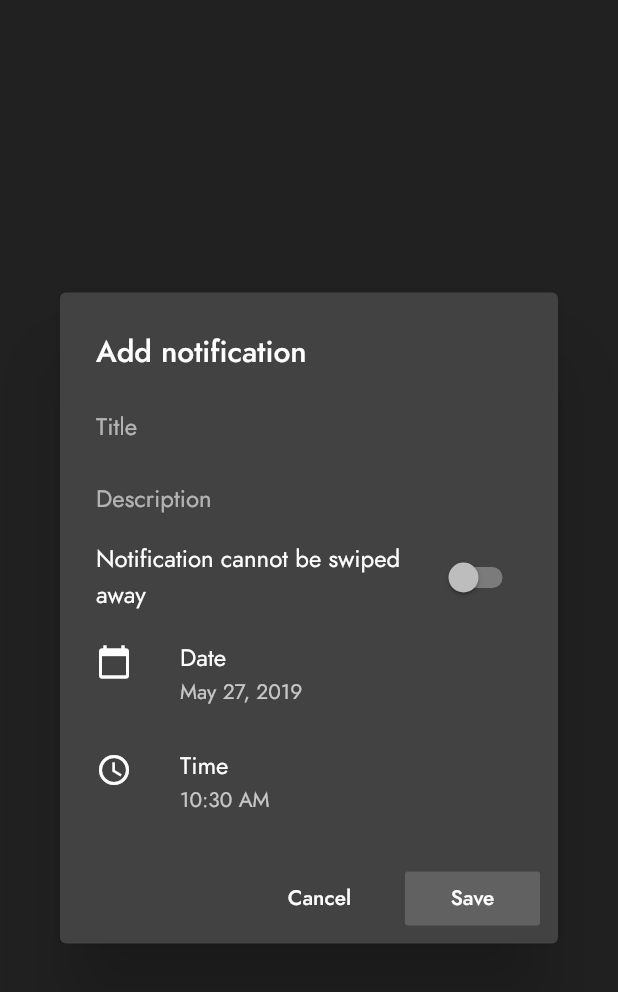
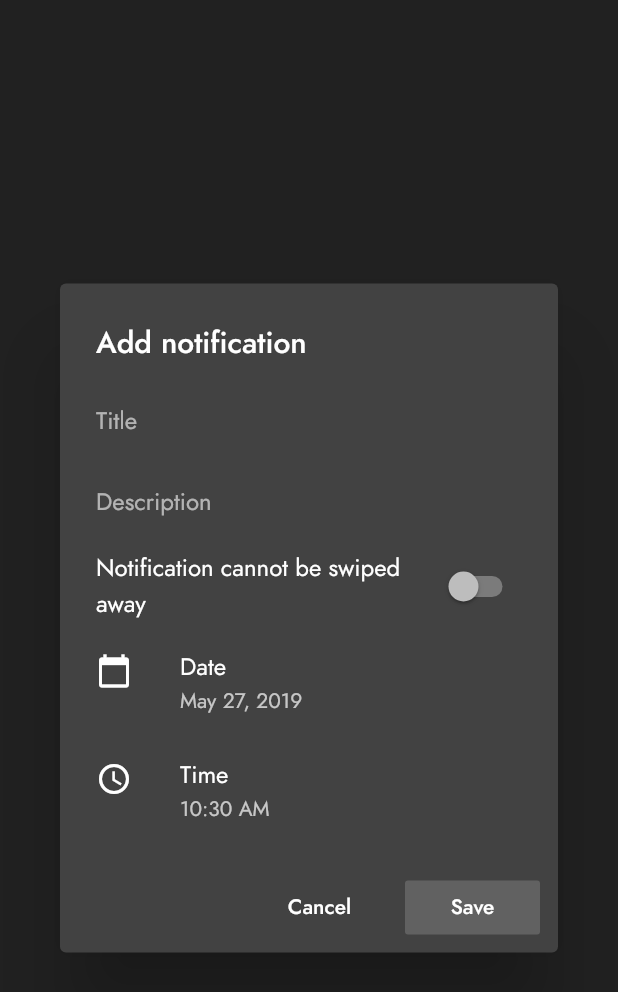
Before and after one commit to probablykasper/notifier, a Flutter app: the NotificationDialog widget shown alone on an empty page, opened directly, on a phone screen of 412 x 824 dp. Shown: the top 992 px of the screen. Run offline on Flutter 3.47's test engine with Material 2 defaults, Android fonts, the phone set to English and light mode, and no system bars; our stand-ins replace shared_preferences; accounts and stored records are empty.

```diff
--- a/lib/pages/list.dart
+++ b/lib/pages/list.dart
@@ -186,10 +186,11 @@ class NotificationDialog extends StatelessWidget {
                     //* TITLE
                     TextField(
                       controller: TextEditingController(text: model.item['title']),
+                      // style: TextStyle(fontSize: 24),
                       decoration: InputDecoration(
-                        hintText: 'Title',
+                        labelText: 'Title',
                         border: InputBorder.none,
-                        contentPadding: EdgeInsets.symmetric(horizontal: 24, vertical: 12),
+                        contentPadding: EdgeInsets.only(left: 24, right: 24, top: 8, bottom: 8),
                       ),
                       onChanged: (String newValue) {
                         model.item['title'] = newValue;
@@ -198,10 +199,12 @@ class NotificationDialog extends StatelessWidget {
                     //* DESCRIPTION
                     TextField(
                       controller: TextEditingController(text: model.item['description']),
+                      keyboardType: TextInputType.multiline,
+                      maxLines: null,
                       decoration: InputDecoration(
-                        hintText: 'Description',
+                        labelText: 'Description',
                         border: InputBorder.none,
-                        contentPadding: EdgeInsets.symmetric(horizontal: 24, vertical: 12),
+                        contentPadding: EdgeInsets.only(left: 24, right: 24, top: 8, bottom: 8),
                       ),
                       onChanged: (String newValue) {
                         model.item['description'] = newValue;
```
